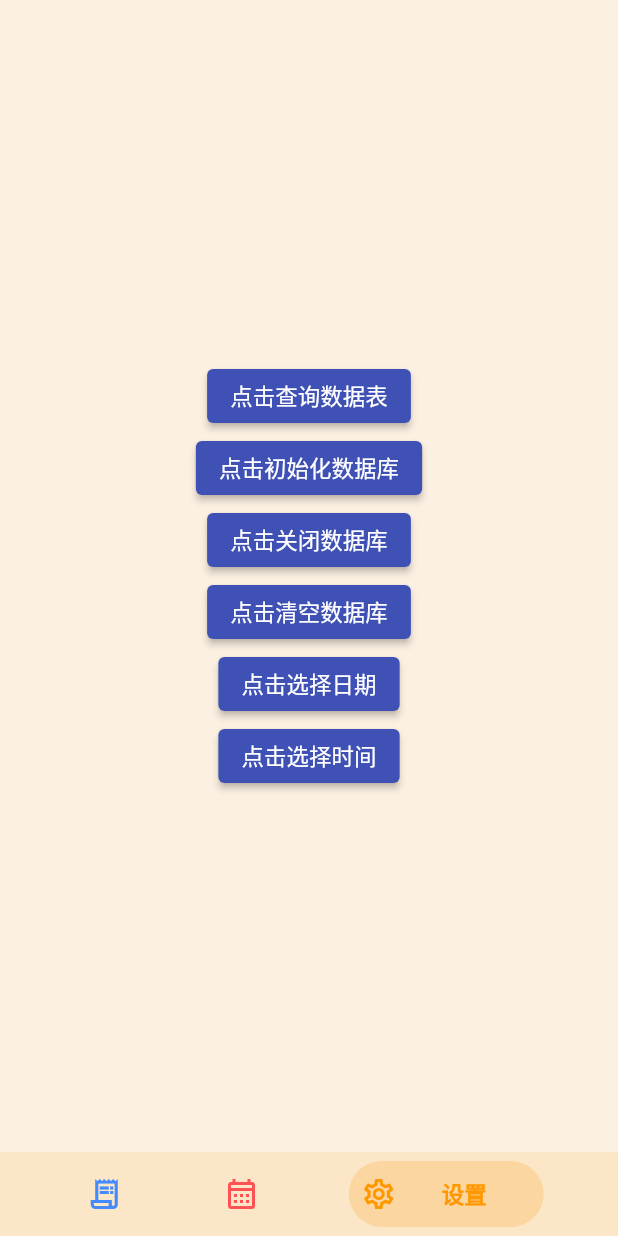
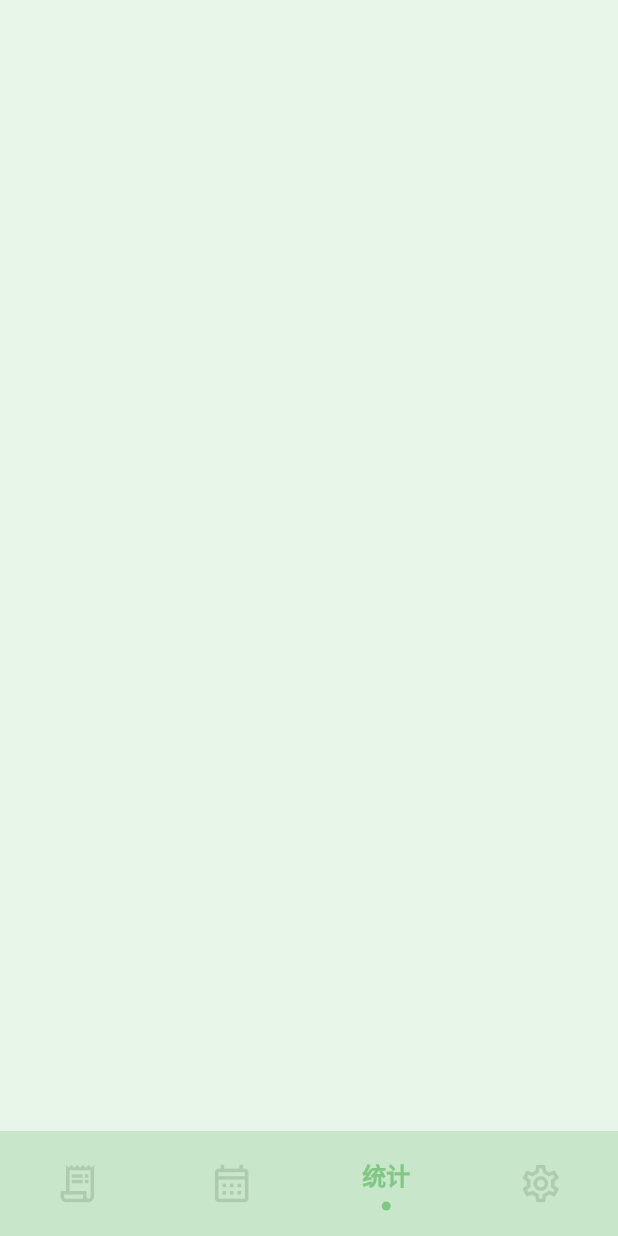
Before and after one commit to lopo12123/wohuaqianlema, a Flutter app: the screen it shows after launch, swiped to page 3, on a phone screen of 412 x 824 dp. Run offline on Flutter 3.47's test engine with Material 2 defaults, Android fonts, the phone set to English and light mode, and no system bars; drawn by our look-alikes of bottom_navy_bar, sliding_clipped_nav_bar; our stand-ins replace get, sqflite, table_calendar; missing offline and left inert: animated_radial_menu; accounts and stored records are empty; Roboto replaces fonts that are missing (PingFang).

Commit message:
feat: 添加页面

```diff
--- a/lib/home_page.dart
+++ b/lib/home_page.dart
@@ -1,6 +1,8 @@
 import 'package:bottom_navy_bar/bottom_navy_bar.dart';
 import 'package:flutter/material.dart';
+import 'package:sliding_clipped_nav_bar/sliding_clipped_nav_bar.dart';
 import 'package:wohuaqianlema/pages/calendar_page.dart';
+import 'package:wohuaqianlema/pages/overview_page.dart';
 import 'package:wohuaqianlema/pages/record_page.dart';
 import 'package:wohuaqianlema/pages/setting_page.dart';
 
@@ -18,43 +20,56 @@ class _HomePageState extends State<HomePage> {
   @override
   Widget build(BuildContext context) {
     return Scaffold(
-      bottomNavigationBar: BottomNavyBar(
-        mainAxisAlignment: MainAxisAlignment.spaceEvenly,
-        showElevation: false,
+      bottomNavigationBar: SlidingClippedNavBar.colorful(
         selectedIndex: _tabIdx,
-        backgroundColor:
-            [Colors.blue, Colors.red, Colors.orange][_tabIdx].withOpacity(0.2),
-        items: [
-          BottomNavyBarItem(
-            icon: const Icon(Icons.receipt_long_outlined),
-            title: const Text('记录'),
-            textAlign: TextAlign.center,
-            activeColor: Colors.blueAccent,
-          ),
-          BottomNavyBarItem(
-            icon: const Icon(Icons.calendar_month_outlined),
-            title: const Text('日历'),
-            textAlign: TextAlign.center,
-            activeColor: Colors.redAccent,
-          ),
-          BottomNavyBarItem(
-            icon: const Icon(Icons.settings_outlined),
-            title: const Text('设置'),
-            textAlign: TextAlign.center,
-            activeColor: Colors.orange,
-          ),
-        ],
-        onItemSelected: (idx) {
+        backgroundColor: [
+          Colors.blue.shade100,
+          Colors.red.shade100,
+          Colors.green.shade100,
+          Colors.orange.shade100
+        ][_tabIdx],
+        onButtonPressed: (idx) {
           _tabController.jumpToPage(idx);
           setState(() => _tabIdx = idx);
         },
+        barItems: [
+          BarItem(
+            title: '记录',
+            icon: Icons.receipt_long_outlined,
+            activeColor: Colors.blue.shade300,
+            inactiveColor: Colors.black12,
+          ),
+          BarItem(
+            title: '日历',
+            icon: Icons.calendar_month_outlined,
+            activeColor: Colors.red.shade300,
+            inactiveColor: Colors.black12,
+          ),
+          BarItem(
+            title: '统计',
+            icon: Icons.bar_chart,
+            activeColor: Colors.green.shade300,
+            inactiveColor: Colors.black12,
+          ),
+          BarItem(
+            title: '设置',
+            icon: Icons.settings_outlined,
+            activeColor: Colors.orange.shade300,
+            inactiveColor: Colors.black12,
+          ),
+        ],
       ),
       body: PageView(
         controller: _tabController,
         onPageChanged: (idx) {
           setState(() => _tabIdx = idx);
         },
-        children: const [RecordPage(), CalendarPage(), SettingPage()],
+        children: const [
+          RecordPage(),
+          CalendarPage(),
+          OverviewPage(),
+          SettingPage(),
+        ],
       ),
     );
   }
--- a/lib/pages/calendar_page.dart
+++ b/lib/pages/calendar_page.dart
@@ -24,11 +24,11 @@ class _CalendarPageState extends State<CalendarPage> {
   Widget build(BuildContext context) {
     return Scaffold(
       appBar: AppBar(
-        backgroundColor: Colors.redAccent.withOpacity(0.2),
+        backgroundColor: Colors.red.shade100,
         elevation: 0,
         title: const Text('日历 Calendar'),
       ),
-      backgroundColor: const Color.fromRGBO(0xf4, 0x43, 0x36, 0.1),
+      backgroundColor: Colors.red.shade50,
       body: Column(
         children: [
           TableCalendar(
--- /dev/null
+++ b/lib/pages/overview_page.dart
@@ -0,0 +1,17 @@
+import 'package:flutter/material.dart';
+
+class OverviewPage extends StatefulWidget {
+  const OverviewPage({super.key});
+
+  @override
+  State<OverviewPage> createState() => _OverviewPageState();
+}
+
+class _OverviewPageState extends State<OverviewPage> {
+  @override
+  Widget build(BuildContext context) {
+    return Scaffold(
+      backgroundColor: Colors.green.shade50,
+    );
+  }
+}
--- a/lib/pages/setting_page.dart
+++ b/lib/pages/setting_page.dart
@@ -6,14 +6,14 @@ class SettingPage extends StatefulWidget {
   const SettingPage({super.key});
 
   @override
-  State<StatefulWidget> createState() => _SettingPageState();
+  State<SettingPage> createState() => _SettingPageState();
 }
 
 class _SettingPageState extends State<SettingPage> {
   @override
   Widget build(BuildContext context) {
     return Scaffold(
-      backgroundColor: const Color.fromRGBO(0xff, 0x98, 0x00, 0.1),
+      backgroundColor: Colors.orange.shade50,
       body: Center(
         child: Column(
           mainAxisAlignment: MainAxisAlignment.center,
--- a/pubspec.yaml
+++ b/pubspec.yaml
@@ -29,7 +29,9 @@ environment:
 # the latest version available on pub.dev. To see which dependencies have newer
 # versions available, run `flutter pub outdated`.
 dependencies:
+  animated_radial_menu:
   bottom_navy_bar: ^6.0.0
+  font_awesome_flutter:
   flutter:
     sdk: flutter
   flutter_localizations:
@@ -37,6 +39,7 @@ dependencies:
   flutter_native_splash: ^2.2.16
   get: any
   intl: ^0.17.0
+  sliding_clipped_nav_bar:
   sqflite: 2.2.2
   table_calendar: ^3.0.8
 
```
Also changed, not shown: lib/pages/record_page.dart (+6 -35 lines), pubspec.lock, 1 other file.
